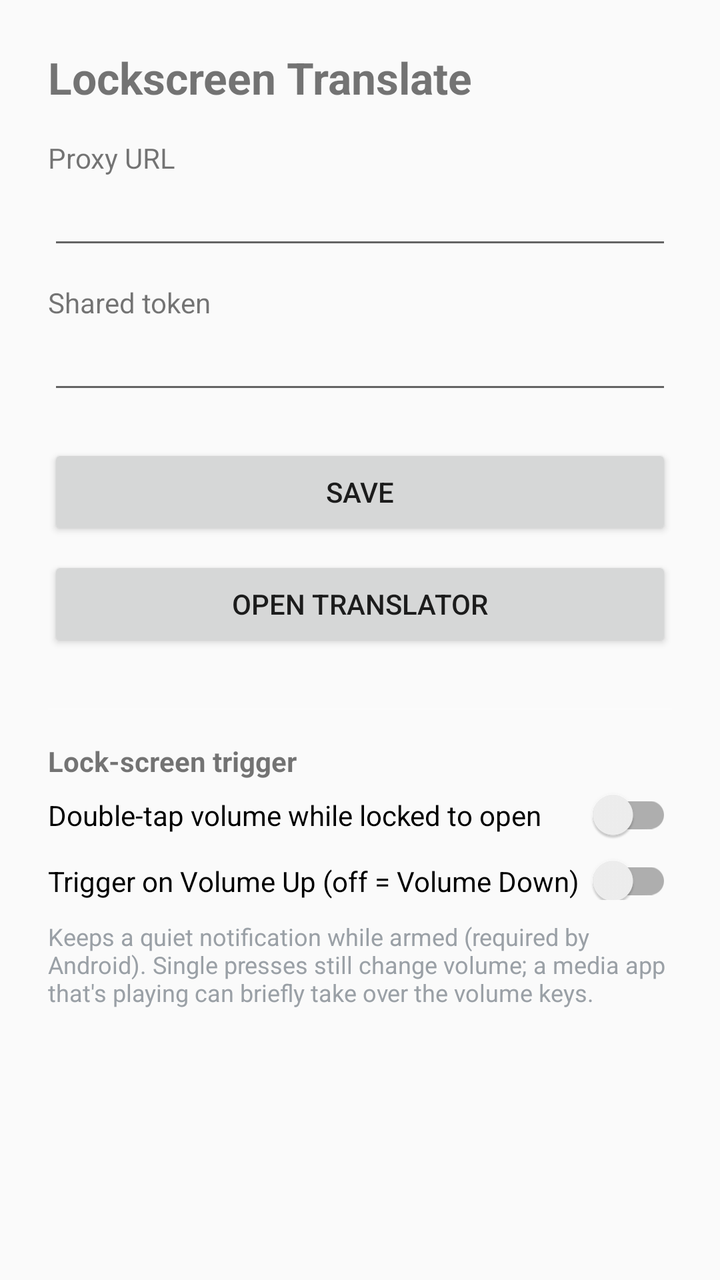
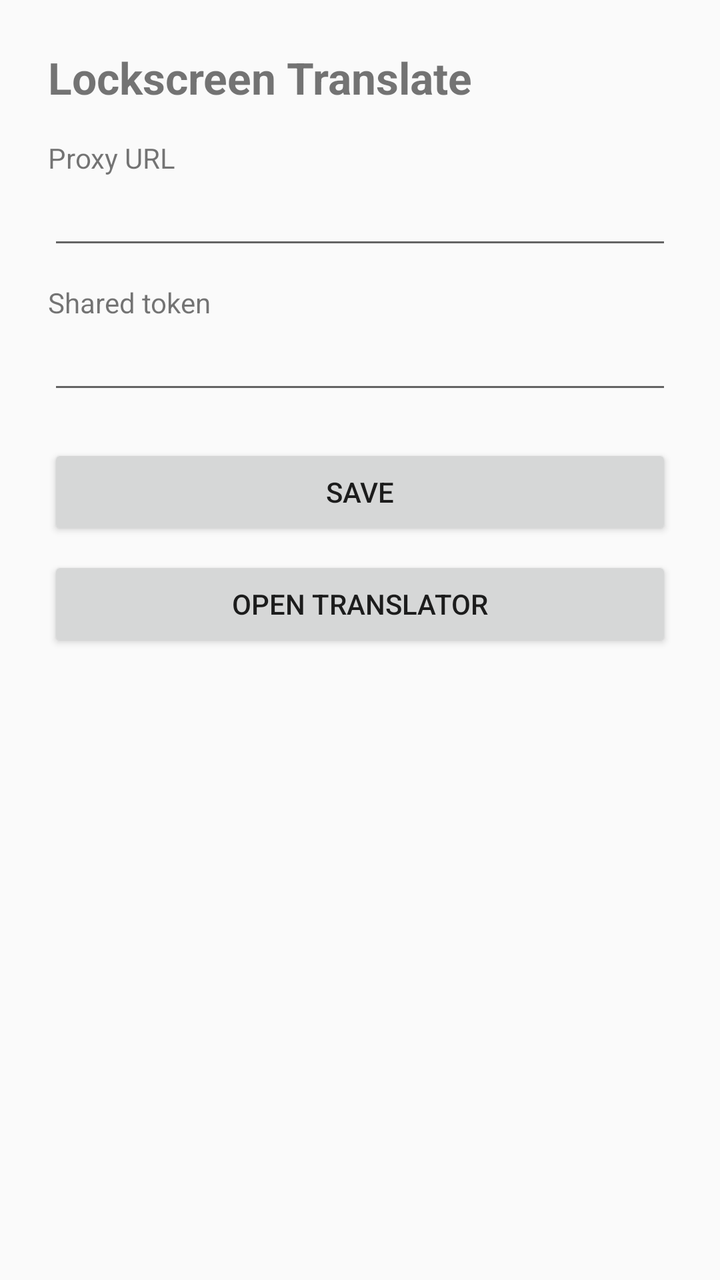

Before-and-after screenshots of an Android layout around one commit, followed by the original layout XML and the change that was made.
<!-- AndroidManifest.xml: application theme Theme.LT -->
<!-- res/layout/activity_settings.xml -->
<?xml version="1.0" encoding="utf-8"?>
<ScrollView xmlns:android="http://schemas.android.com/apk/res/android"
    android:layout_width="match_parent" android:layout_height="match_parent">
    <LinearLayout android:layout_width="match_parent" android:layout_height="wrap_content"
        android:orientation="vertical" android:padding="24dp">
        <TextView android:layout_width="wrap_content" android:layout_height="wrap_content"
            android:text="Lockscreen Translate" android:textSize="22sp" android:textStyle="bold"
            android:paddingBottom="16dp"/>
        <TextView android:layout_width="wrap_content" android:layout_height="wrap_content" android:text="Proxy URL"/>
        <EditText android:id="@+id/proxyUrl" android:layout_width="match_parent"
            android:layout_height="wrap_content" android:inputType="textUri" android:maxLines="1"/>
        <TextView android:layout_width="wrap_content" android:layout_height="wrap_content"
            android:text="Shared token" android:paddingTop="12dp"/>
        <EditText android:id="@+id/authToken" android:layout_width="match_parent"
            android:layout_height="wrap_content" android:inputType="textPassword" android:maxLines="1"/>
        <Button android:id="@+id/save" android:layout_width="match_parent"
            android:layout_height="wrap_content" android:text="Save" android:layout_marginTop="20dp"/>
        <Button android:id="@+id/open" android:layout_width="match_parent"
            android:layout_height="wrap_content" android:text="Open Translator" android:layout_marginTop="8dp"/>

        <View android:layout_width="match_parent" android:layout_height="1dp"
            android:background="#22ffffff" android:layout_marginTop="28dp"/>
        <TextView android:layout_width="wrap_content" android:layout_height="wrap_content"
            android:text="Lock-screen trigger" android:textStyle="bold"
            android:paddingTop="16dp" android:paddingBottom="4dp"/>
        <androidx.appcompat.widget.SwitchCompat android:id="@+id/chordEnable"
            android:layout_width="match_parent" android:layout_height="wrap_content"
            android:text="Double-tap volume while locked to open"/>
        <androidx.appcompat.widget.SwitchCompat android:id="@+id/chordUp"
            android:layout_width="match_parent" android:layout_height="wrap_content"
            android:text="Trigger on Volume Up (off = Volume Down)" android:paddingTop="10dp"/>
        <TextView android:layout_width="wrap_content" android:layout_height="wrap_content"
            android:text="Keeps a quiet notification while armed (required by Android). Single presses still change volume; a media app that's playing can briefly take over the volume keys."
            android:textSize="12sp" android:textColor="#9aa0a6" android:paddingTop="10dp"/>
    </LinearLayout>
</ScrollView>
<!-- resources referenced by this layout -->
<resources>
  <style name="Theme.LT" parent="Theme.AppCompat.DayNight.NoActionBar" />
</resources>

<!-- the commit's change to res/layout/activity_settings.xml (unified diff, before → after) -->
@@ -17,20 +17,5 @@
             android:layout_height="wrap_content" android:text="Save" android:layout_marginTop="20dp"/>
         <Button android:id="@+id/open" android:layout_width="match_parent"
             android:layout_height="wrap_content" android:text="Open Translator" android:layout_marginTop="8dp"/>
-
-        <View android:layout_width="match_parent" android:layout_height="1dp"
-            android:background="#22ffffff" android:layout_marginTop="28dp"/>
-        <TextView android:layout_width="wrap_content" android:layout_height="wrap_content"
-            android:text="Lock-screen trigger" android:textStyle="bold"
-            android:paddingTop="16dp" android:paddingBottom="4dp"/>
-        <androidx.appcompat.widget.SwitchCompat android:id="@+id/chordEnable"
-            android:layout_width="match_parent" android:layout_height="wrap_content"
-            android:text="Double-tap volume while locked to open"/>
-        <androidx.appcompat.widget.SwitchCompat android:id="@+id/chordUp"
-            android:layout_width="match_parent" android:layout_height="wrap_content"
-            android:text="Trigger on Volume Up (off = Volume Down)" android:paddingTop="10dp"/>
-        <TextView android:layout_width="wrap_content" android:layout_height="wrap_content"
-            android:text="Keeps a quiet notification while armed (required by Android). Single presses still change volume; a media app that's playing can briefly take over the volume keys."
-            android:textSize="12sp" android:textColor="#9aa0a6" android:paddingTop="10dp"/>
     </LinearLayout>
 </ScrollView>
